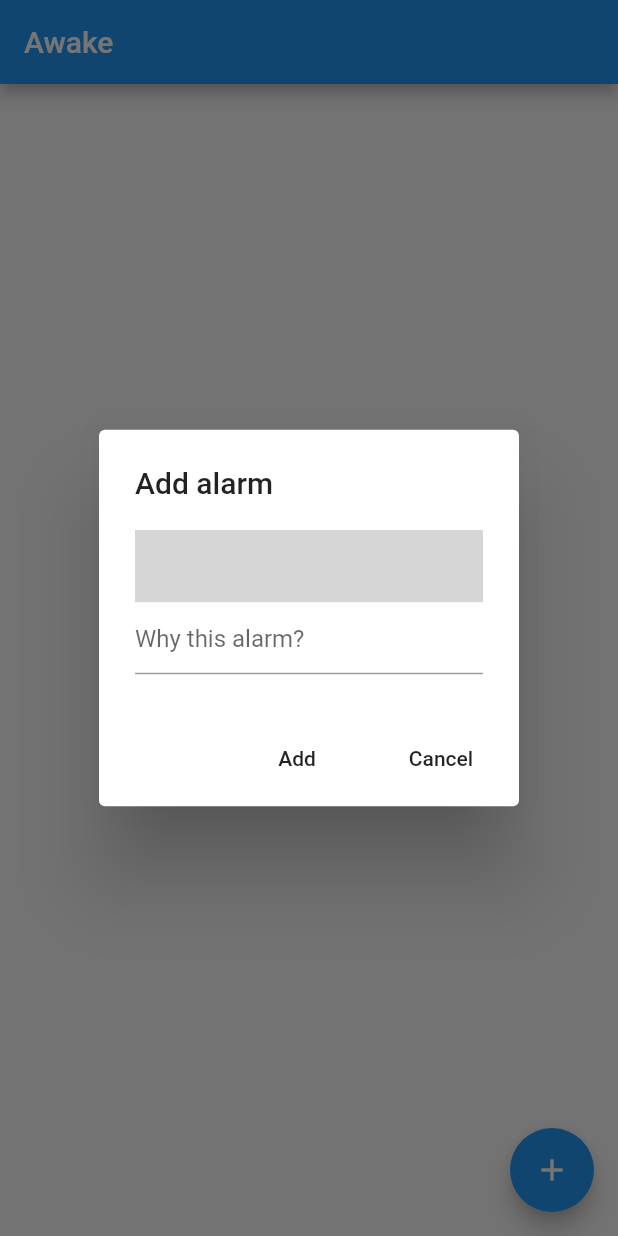
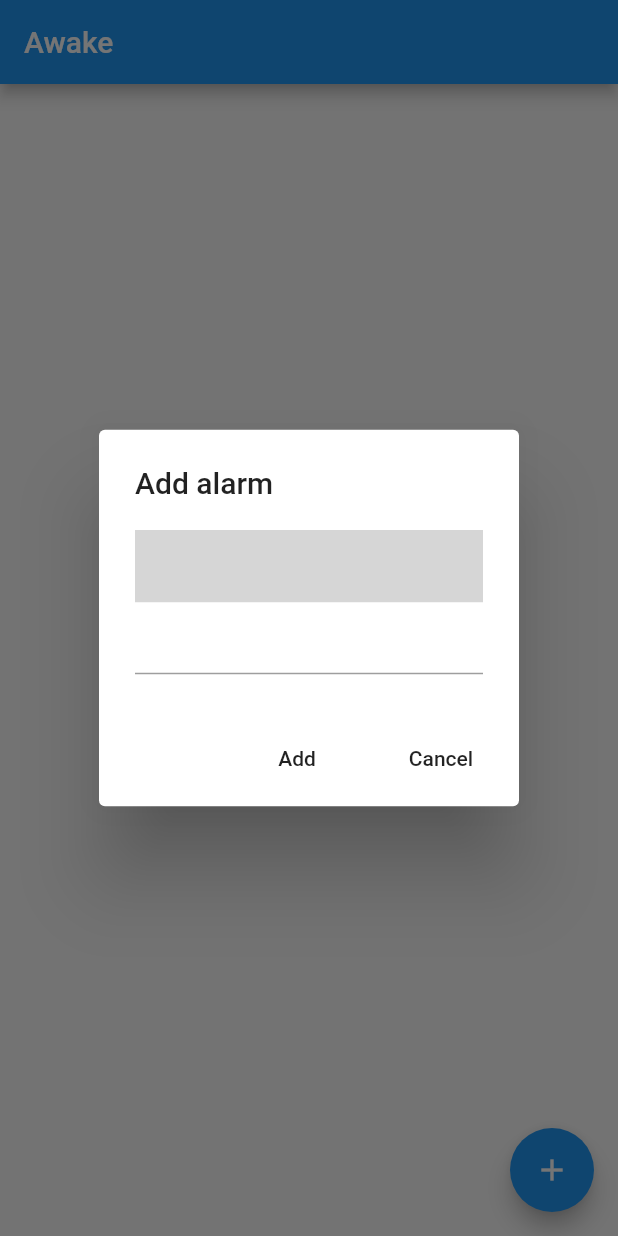
Before and after one commit to alexfernandessd/awake, a Flutter app: the MyHomePage screen opened directly, after a tap on the "add" icon, on a phone screen of 412 x 824 dp. Run offline on Flutter 3.47's test engine with Material 2 defaults, Android fonts, the phone set to English and light mode, and no system bars; our stand-ins replace datetime_picker_formfield; grey boxes are pictures that could not be loaded.

Commit message:
using one function to create and edit alarm

```diff
--- a/lib/addAlarmDialog.dart
+++ /dev/null
@@ -1,78 +0,0 @@
-import 'package:flutter/material.dart';
-import 'package:datetime_picker_formfield/datetime_picker_formfield.dart';
-import 'package:intl/intl.dart';
-
-class AddAlarmDialog extends StatefulWidget  {
-  final Function callBack;
-  const AddAlarmDialog({Key key, this.callBack}) : super(key: key);
-
-  @override
-  AlarmDialog createState() => AlarmDialog();
-}
-
-class AlarmDialog extends State<AddAlarmDialog> {
-  final format = DateFormat("HH:mm");
-  DateTime time = DateTime.now();
-  String description;
-
-  @override
-  void initState() {
-    super.initState();
-  }
-
-  addAlarm(){
-    widget.callBack(time, description);
-  }
-
-  @override
-  Widget build(BuildContext context) {
-    return AlertDialog(
-      title: Text('Add alarm'),
-      content: SingleChildScrollView(
-        child: Column(
-          children: <Widget>[
-            DateTimePickerFormField(
-              inputType: InputType.time,
-              style: TextStyle(
-                fontSize: 100.0,
-              ),
-              format: DateFormat("HH:mm"),
-              initialValue: time,
-              editable: false,
-              decoration: InputDecoration(
-                border: InputBorder.none,
-                hasFloatingPlaceholder: false,
-              ),
-              onChanged: (tm) {
-                setState(() => time = tm);
-              },
-            ),
-            TextField(
-              decoration: InputDecoration(
-                hintText: 'Why this alarm?',
-              ),
-              onChanged: (desc) {
-                setState(() => description = desc);
-              },
-            ),
-          ],
-        ),
-      ),
-      actions: [
-        FlatButton(
-          child: Text("Add"),
-          onPressed: () {
-            addAlarm();
-            Navigator.pop(this.context);
-          },
-        ),
-        FlatButton(
-          child: Text("Cancel"),
-          onPressed: () {
-            Navigator.pop(this.context);
-          },
-        ),
-      ],
-    );
-  }
-}
--- a/lib/editAlarmDialog.dart
+++ b/lib/alarmDialog.dart
@@ -2,28 +2,33 @@ import 'package:flutter/material.dart';
 import 'package:datetime_picker_formfield/datetime_picker_formfield.dart';
 import 'package:intl/intl.dart';
 
-class EditAlarmDialog extends StatefulWidget  {
+class AlarmDialog extends StatefulWidget {
   final Function callBack;
   final DateTime time;
   final String description;
   final int index;
-  const EditAlarmDialog({Key key, this.callBack, this.time, this.description, this.index}) : super(key: key);
+  const AlarmDialog({Key key, this.callBack, this.time, this.description, this.index})
+      : super(key: key);
 
   @override
-  AlarmDialog createState() => AlarmDialog();
+  _AlarmDialog createState() => _AlarmDialog();
 }
 
-class AlarmDialog extends State<EditAlarmDialog> {
-  final format = DateFormat("HH:mm");
+class _AlarmDialog extends State<AlarmDialog> {
   DateTime time;
   String description;
 
   @override
   void initState() {
+    if (widget.time == null) {
+      time = DateTime.now();
+    } else {
+      time = widget.time;
+    }
     super.initState();
   }
 
-  editAlarm(){
+  actionAlarm() {
     widget.callBack(time, description, widget.index);
   }
 
@@ -40,7 +45,7 @@ class AlarmDialog extends State<EditAlarmDialog> {
                 fontSize: 100.0,
               ),
               format: DateFormat("HH:mm"),
-              initialValue: widget.time,
+              initialValue: time,
               editable: false,
               decoration: InputDecoration(
                 border: InputBorder.none,
@@ -63,9 +68,9 @@ class AlarmDialog extends State<EditAlarmDialog> {
       ),
       actions: [
         FlatButton(
-          child: Text("Edit"),
+          child: Text(widget.index == null ? "Add" : "Edit"),
           onPressed: () {
-            editAlarm();
+            actionAlarm();
             Navigator.pop(this.context);
           },
         ),
--- a/lib/main.dart
+++ b/lib/main.dart
@@ -1,6 +1,5 @@
 import 'package:flutter/material.dart';
-import 'package:awake/addAlarmDialog.dart';
-import 'package:awake/editAlarmDialog.dart';
+import 'package:awake/alarmDialog.dart';
 import 'package:awake/alarms.dart';
 
 void main() => runApp(MyApp());
@@ -23,30 +22,38 @@ class MyHomePage extends StatefulWidget {
 
   final String title;
 
-  static final List<Alarm> alarms = [];
-
   @override
   _MyHomePageState createState() => _MyHomePageState();
 }
 
 class _MyHomePageState extends State<MyHomePage> {
-  addAlarmDialog() {
+  static final List<Alarm> alarms = [];
+
+  alarmDialog({DateTime time, String description, int index}) {
     var context = this.context;
+
+    if (index == null) {
       showDialog(
         context: context,
         builder: (BuildContext context) {
-        return new AddAlarmDialog(callBack: addAlarmCallBack);
+          return new AlarmDialog(
+            callBack: alarmCallBack,
+            index: null,
+          );
         },
       );
-  }
-
-  editAlarmDialog(DateTime time, String description, int index) {
-    var context = this.context;
+    } else {
       showDialog(
           context: context,
           builder: (BuildContext context) {
-          return new EditAlarmDialog(callBack: editAlarmCallBack, time: time, description: description, index: index,);
+            return new AlarmDialog(
+              callBack: alarmCallBack,
+              time: time,
+              description: description,
+              index: index,
+            );
           });
+    }
   }
 
   makeCard(DateTime time, String description, int index) {
@@ -54,7 +61,7 @@ class _MyHomePageState extends State<MyHomePage> {
     return Card(
       child: GestureDetector(
         onTap: () {
-          editAlarmDialog(time, description, index);
+          alarmDialog(time: time, description: description, index: index);
         },
         child: new Text(
           timeString,
@@ -66,19 +73,19 @@ class _MyHomePageState extends State<MyHomePage> {
     );
   }
 
-  addAlarmCallBack(DateTime time, String description) {
+  alarmCallBack(DateTime time, String description, int index) {
+    if (index == null) {
       Alarm newAlarm = Alarm(time, description);
       setState(() {
-      MyHomePage.alarms.add(newAlarm);
+        alarms.add(newAlarm);
+      });
+    } else {
+      Alarm newAlarm = Alarm(time, description);
+      setState(() {
+        alarms.removeAt(index);
+        alarms.add(newAlarm);
       });
     }
-
-  editAlarmCallBack(DateTime time, String description, int index) {
-    Alarm newAlarm = Alarm(time, description);
-    setState(() {
-      MyHomePage.alarms.removeAt(index);
-      MyHomePage.alarms.add(newAlarm);
-    });
   }
 
   @override
@@ -89,18 +96,18 @@ class _MyHomePageState extends State<MyHomePage> {
       ),
       body: Container(
         child: new ListView.builder(
-          itemCount: MyHomePage.alarms.length,
+          itemCount: alarms.length,
           itemBuilder: (BuildContext context, int index) {
             return makeCard(
-              MyHomePage.alarms[index].time,
-              MyHomePage.alarms[index].description,
+              alarms[index].time,
+              alarms[index].description,
               index,
             );
           },
         ),
       ),
       floatingActionButton: FloatingActionButton(
-        onPressed: addAlarmDialog,
+        onPressed: alarmDialog,
         tooltip: 'Add Alarm',
         child: Icon(Icons.add),
       ),
```
Lines whose indentation alone changed are shown as unchanged.
